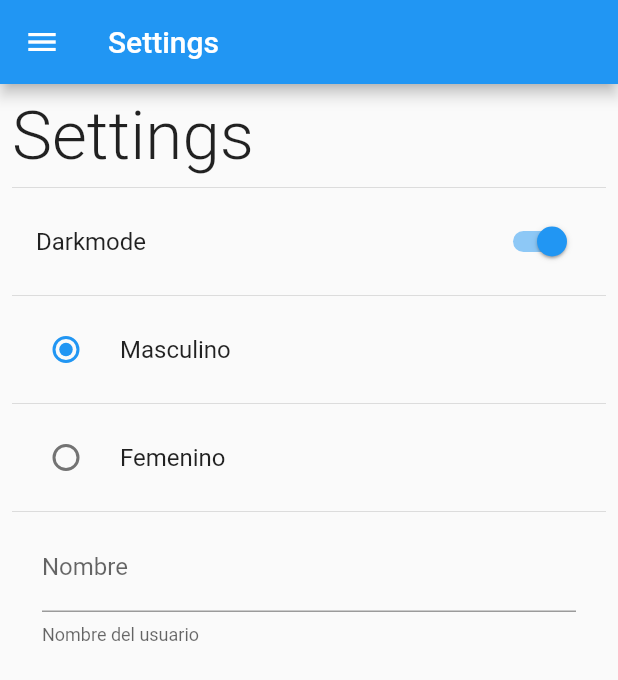
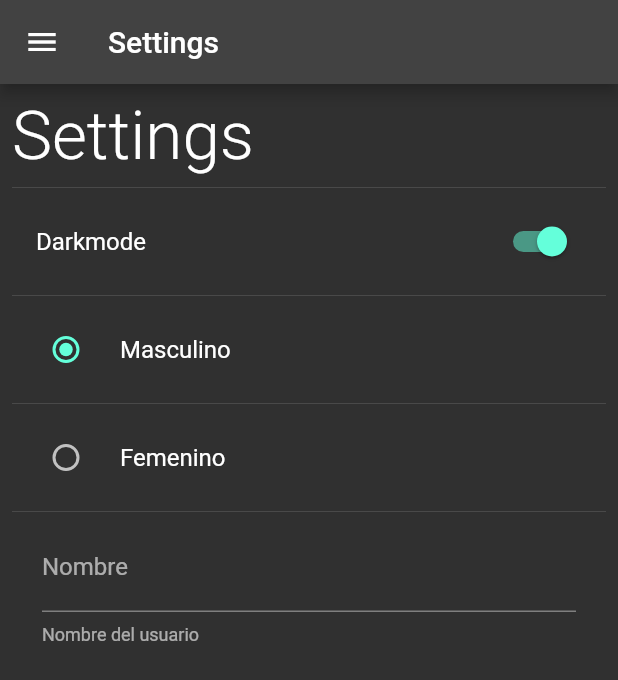
Before and after one commit to chicho69-cesar/user-preferences, a Flutter app: the SettingsScreen screen opened by its route, after a tap on "Darkmode", on a phone screen of 412 x 824 dp. Shown: the top 680 px of the screen. Run offline on Flutter 3.47's test engine with Material 2 defaults, Android fonts, the phone set to English and light mode, and no system bars; our stand-ins replace shared_preferences; accounts and stored records are empty.

Commit message:
Dynamic change theme added

```diff
--- /dev/null
+++ b/lib/providers/theme_provider.dart
@@ -0,0 +1,19 @@
+import 'package:flutter/material.dart';
+
+class ThemeProvider extends ChangeNotifier {
+  ThemeData currentTheme;
+
+  ThemeProvider({
+    required bool isDarkmode
+  }) : currentTheme = isDarkmode ? ThemeData.dark() : ThemeData.light();
+
+  setLightMode() {
+    currentTheme = ThemeData.light();
+    notifyListeners();
+  }
+
+  setDarkMode() {
+    currentTheme = ThemeData.dark();
+    notifyListeners();
+  }
+}
--- a/lib/screens/settings_screen.dart
+++ b/lib/screens/settings_screen.dart
@@ -1,5 +1,8 @@
 import 'package:flutter/material.dart';
 
+import 'package:provider/provider.dart';
+
+import 'package:user_preferences/providers/theme_provider.dart';
 import 'package:user_preferences/share-preferences/preferences.dart';
 import 'package:user_preferences/widgets/widgets.dart';
 
@@ -43,6 +46,11 @@ class _SettingsScreenState extends State<SettingsScreen> {
                 onChanged: (value) {
                   setState(() {
                     Preferences.isDarkmode = value;
+                    final themeProvider = Provider.of<ThemeProvider>(context, listen: false);
+
+                    value
+                      ? themeProvider.setDarkMode()
+                      : themeProvider.setLightMode();
                   });
                 }
               ),
--- a/pubspec.yaml
+++ b/pubspec.yaml
@@ -35,6 +35,7 @@ dependencies:
   # Use with the CupertinoIcons class for iOS style icons.
   cupertino_icons: ^1.0.2
   shared_preferences: ^2.0.15
+  provider: ^6.0.3
 
 dev_dependencies:
   flutter_test:
```
Also changed, not shown: lib/main.dart (+13 -1 lines), pubspec.lock.
